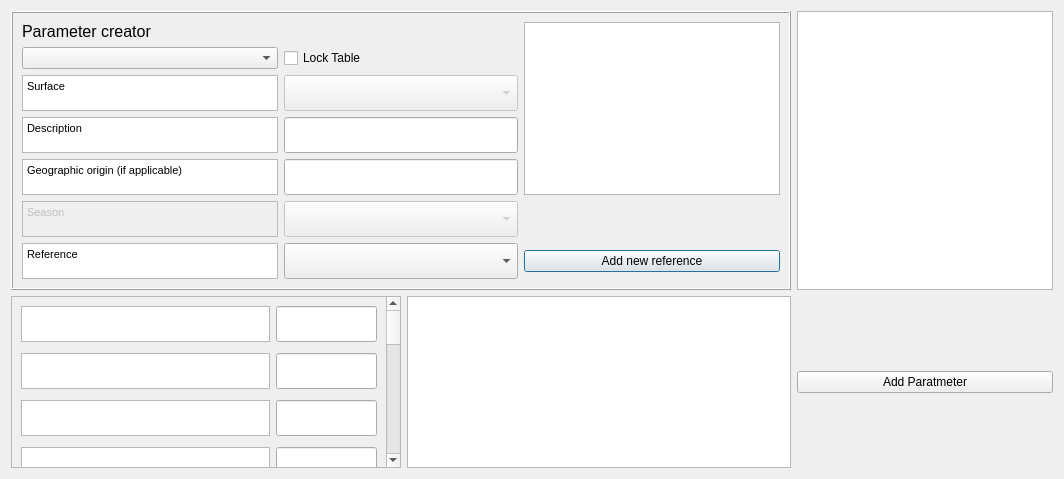
Old version of the form tabs/parameter_creator_tab.ui in the repository gusbacos/suews_database_manager.
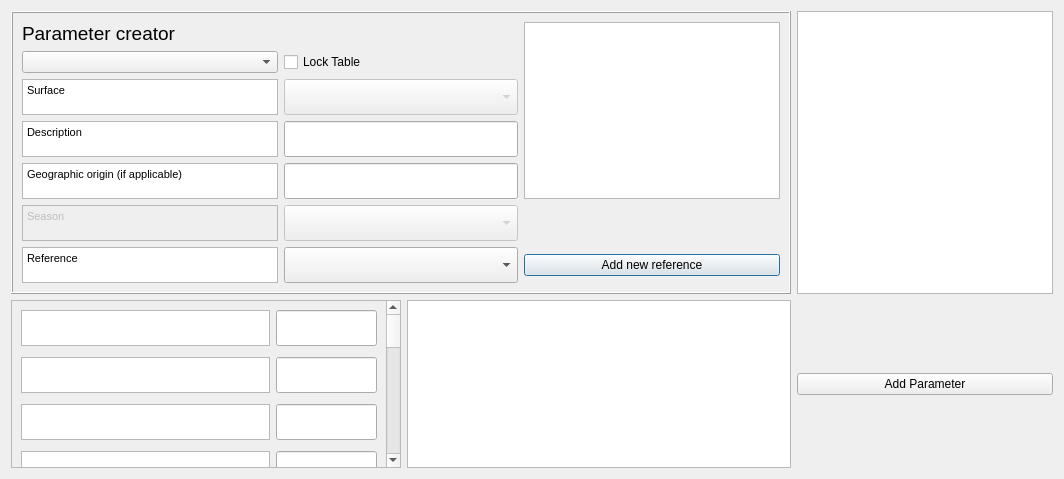
New version of the form. Custom widgets are drawn as their Qt base class.

```diff
--- a/tabs/parameter_creator_tab.ui
+++ b/tabs/parameter_creator_tab.ui
@@ -71,19 +71,26 @@
          <string>&lt;!DOCTYPE HTML PUBLIC &quot;-//W3C//DTD HTML 4.0//EN&quot; &quot;http://www.w3.org/TR/REC-html40/strict.dtd&quot;&gt;
 &lt;html&gt;&lt;head&gt;&lt;meta name=&quot;qrichtext&quot; content=&quot;1&quot; /&gt;&lt;style type=&quot;text/css&quot;&gt;
 p, li { white-space: pre-wrap; }
-&lt;/style&gt;&lt;/head&gt;&lt;body style=&quot; font-family:'MS Shell Dlg 2'; font-size:7.8pt; font-weight:400; font-style:normal;&quot;&gt;
+&lt;/style&gt;&lt;/head&gt;&lt;body style=&quot; font-family:'MS Shell Dlg 2'; font-size:12pt; font-weight:400; font-style:normal;&quot;&gt;
 &lt;p style=&quot; margin-top:0px; margin-bottom:0px; margin-left:0px; margin-right:0px; -qt-block-indent:0; text-indent:0px;&quot;&gt;&lt;span style=&quot; font-size:8pt;&quot;&gt;Description&lt;/span&gt;&lt;/p&gt;&lt;/body&gt;&lt;/html&gt;</string>
         </property>
        </widget>
       </item>
       <item row="0" column="0">
        <widget class="QLabel" name="label_42">
+        <property name="font">
+         <font>
+          <pointsize>14</pointsize>
+          <weight>50</weight>
+          <bold>false</bold>
+         </font>
+        </property>
         <property name="text">
          <string>&lt;!DOCTYPE HTML PUBLIC &quot;-//W3C//DTD HTML 4.0//EN&quot; &quot;http://www.w3.org/TR/REC-html40/strict.dtd&quot;&gt;
 &lt;html&gt;&lt;head&gt;&lt;meta name=&quot;qrichtext&quot; content=&quot;1&quot; /&gt;&lt;style type=&quot;text/css&quot;&gt;
 p, li { white-space: pre-wrap; }
-&lt;/style&gt;&lt;/head&gt;&lt;body style=&quot; font-family:'MS Shell Dlg 2'; font-size:8pt; font-weight:400; font-style:normal;&quot;&gt;
-&lt;p style=&quot; margin-top:0px; margin-bottom:0px; margin-left:0px; margin-right:0px; -qt-block-indent:0; text-indent:0px;&quot;&gt;&lt;span style=&quot; font-size:12pt;&quot;&gt;Parameter creator&lt;/span&gt;&lt;/p&gt;&lt;/body&gt;&lt;/html&gt;</string>
+&lt;/style&gt;&lt;/head&gt;&lt;body style=&quot; font-family:'MS Shell Dlg 2'; font-size:14pt; font-weight:400; font-style:normal;&quot;&gt;
+&lt;p style=&quot; margin-top:0px; margin-bottom:0px; margin-left:0px; margin-right:0px; -qt-block-indent:0; text-indent:0px;&quot;&gt;Parameter creator&lt;/p&gt;&lt;/body&gt;&lt;/html&gt;</string>
         </property>
        </widget>
       </item>
@@ -168,7 +175,7 @@
          <string>&lt;!DOCTYPE HTML PUBLIC &quot;-//W3C//DTD HTML 4.0//EN&quot; &quot;http://www.w3.org/TR/REC-html40/strict.dtd&quot;&gt;
 &lt;html&gt;&lt;head&gt;&lt;meta name=&quot;qrichtext&quot; content=&quot;1&quot; /&gt;&lt;style type=&quot;text/css&quot;&gt;
 p, li { white-space: pre-wrap; }
-&lt;/style&gt;&lt;/head&gt;&lt;body style=&quot; font-family:'MS Shell Dlg 2'; font-size:7.8pt; font-weight:400; font-style:normal;&quot;&gt;
+&lt;/style&gt;&lt;/head&gt;&lt;body style=&quot; font-family:'MS Shell Dlg 2'; font-size:12pt; font-weight:400; font-style:normal;&quot;&gt;
 &lt;p style=&quot; margin-top:0px; margin-bottom:0px; margin-left:0px; margin-right:0px; -qt-block-indent:0; text-indent:0px;&quot;&gt;&lt;span style=&quot; font-size:8pt;&quot;&gt;Geographic origin (if applicable)&lt;/span&gt;&lt;/p&gt;&lt;/body&gt;&lt;/html&gt;</string>
         </property>
        </widget>
@@ -191,7 +198,7 @@
          <string>&lt;!DOCTYPE HTML PUBLIC &quot;-//W3C//DTD HTML 4.0//EN&quot; &quot;http://www.w3.org/TR/REC-html40/strict.dtd&quot;&gt;
 &lt;html&gt;&lt;head&gt;&lt;meta name=&quot;qrichtext&quot; content=&quot;1&quot; /&gt;&lt;style type=&quot;text/css&quot;&gt;
 p, li { white-space: pre-wrap; }
-&lt;/style&gt;&lt;/head&gt;&lt;body style=&quot; font-family:'MS Shell Dlg 2'; font-size:7.8pt; font-weight:400; font-style:normal;&quot;&gt;
+&lt;/style&gt;&lt;/head&gt;&lt;body style=&quot; font-family:'MS Shell Dlg 2'; font-size:12pt; font-weight:400; font-style:normal;&quot;&gt;
 &lt;p style=&quot; margin-top:0px; margin-bottom:0px; margin-left:0px; margin-right:0px; -qt-block-indent:0; text-indent:0px;&quot;&gt;&lt;span style=&quot; font-size:8pt;&quot;&gt;Reference&lt;/span&gt;&lt;/p&gt;&lt;/body&gt;&lt;/html&gt;</string>
         </property>
        </widget>
@@ -281,7 +288,7 @@
          <string>&lt;!DOCTYPE HTML PUBLIC &quot;-//W3C//DTD HTML 4.0//EN&quot; &quot;http://www.w3.org/TR/REC-html40/strict.dtd&quot;&gt;
 &lt;html&gt;&lt;head&gt;&lt;meta name=&quot;qrichtext&quot; content=&quot;1&quot; /&gt;&lt;style type=&quot;text/css&quot;&gt;
 p, li { white-space: pre-wrap; }
-&lt;/style&gt;&lt;/head&gt;&lt;body style=&quot; font-family:'MS Shell Dlg 2'; font-size:7.8pt; font-weight:400; font-style:normal;&quot;&gt;
+&lt;/style&gt;&lt;/head&gt;&lt;body style=&quot; font-family:'MS Shell Dlg 2'; font-size:12pt; font-weight:400; font-style:normal;&quot;&gt;
 &lt;p style=&quot; margin-top:0px; margin-bottom:0px; margin-left:0px; margin-right:0px; -qt-block-indent:0; text-indent:0px;&quot;&gt;&lt;span style=&quot; font-size:8pt;&quot;&gt;Surface&lt;/span&gt;&lt;/p&gt;&lt;/body&gt;&lt;/html&gt;</string>
         </property>
        </widget>
@@ -307,7 +314,7 @@
          <string>&lt;!DOCTYPE HTML PUBLIC &quot;-//W3C//DTD HTML 4.0//EN&quot; &quot;http://www.w3.org/TR/REC-html40/strict.dtd&quot;&gt;
 &lt;html&gt;&lt;head&gt;&lt;meta name=&quot;qrichtext&quot; content=&quot;1&quot; /&gt;&lt;style type=&quot;text/css&quot;&gt;
 p, li { white-space: pre-wrap; }
-&lt;/style&gt;&lt;/head&gt;&lt;body style=&quot; font-family:'MS Shell Dlg 2'; font-size:7.8pt; font-weight:400; font-style:normal;&quot;&gt;
+&lt;/style&gt;&lt;/head&gt;&lt;body style=&quot; font-family:'MS Shell Dlg 2'; font-size:12pt; font-weight:400; font-style:normal;&quot;&gt;
 &lt;p style=&quot; margin-top:0px; margin-bottom:0px; margin-left:0px; margin-right:0px; -qt-block-indent:0; text-indent:0px;&quot;&gt;&lt;span style=&quot; font-size:8pt;&quot;&gt;Season&lt;/span&gt;&lt;/p&gt;&lt;/body&gt;&lt;/html&gt;</string>
         </property>
        </widget>
@@ -388,8 +395,8 @@
        <rect>
         <x>0</x>
         <y>0</y>
-        <width>403</width>
-        <height>718</height>
+        <width>432</width>
+        <height>714</height>
        </rect>
       </property>
       <layout class="QGridLayout" name="gridLayout_5">
@@ -596,8 +603,8 @@
             <string>&lt;!DOCTYPE HTML PUBLIC &quot;-//W3C//DTD HTML 4.0//EN&quot; &quot;http://www.w3.org/TR/REC-html40/strict.dtd&quot;&gt;
 &lt;html&gt;&lt;head&gt;&lt;meta name=&quot;qrichtext&quot; content=&quot;1&quot; /&gt;&lt;style type=&quot;text/css&quot;&gt;
 p, li { white-space: pre-wrap; }
-&lt;/style&gt;&lt;/head&gt;&lt;body style=&quot; font-family:'MS Shell Dlg 2'; font-size:7.8pt; font-weight:400; font-style:normal;&quot;&gt;
-&lt;p style=&quot;-qt-paragraph-type:empty; margin-top:0px; margin-bottom:0px; margin-left:0px; margin-right:0px; -qt-block-indent:0; text-indent:0px; font-size:12pt;&quot;&gt;&lt;br /&gt;&lt;/p&gt;&lt;/body&gt;&lt;/html&gt;</string>
+&lt;/style&gt;&lt;/head&gt;&lt;body style=&quot; font-family:'MS Shell Dlg 2'; font-size:12pt; font-weight:400; font-style:normal;&quot;&gt;
+&lt;p style=&quot;-qt-paragraph-type:empty; margin-top:0px; margin-bottom:0px; margin-left:0px; margin-right:0px; -qt-block-indent:0; text-indent:0px;&quot;&gt;&lt;br /&gt;&lt;/p&gt;&lt;/body&gt;&lt;/html&gt;</string>
            </property>
           </widget>
          </item>
@@ -655,8 +662,8 @@
             <string>&lt;!DOCTYPE HTML PUBLIC &quot;-//W3C//DTD HTML 4.0//EN&quot; &quot;http://www.w3.org/TR/REC-html40/strict.dtd&quot;&gt;
 &lt;html&gt;&lt;head&gt;&lt;meta name=&quot;qrichtext&quot; content=&quot;1&quot; /&gt;&lt;style type=&quot;text/css&quot;&gt;
 p, li { white-space: pre-wrap; }
-&lt;/style&gt;&lt;/head&gt;&lt;body style=&quot; font-family:'MS Shell Dlg 2'; font-size:7.8pt; font-weight:400; font-style:normal;&quot;&gt;
-&lt;p style=&quot;-qt-paragraph-type:empty; margin-top:0px; margin-bottom:0px; margin-left:0px; margin-right:0px; -qt-block-indent:0; text-indent:0px; font-size:12pt;&quot;&gt;&lt;br /&gt;&lt;/p&gt;&lt;/body&gt;&lt;/html&gt;</string>
+&lt;/style&gt;&lt;/head&gt;&lt;body style=&quot; font-family:'MS Shell Dlg 2'; font-size:12pt; font-weight:400; font-style:normal;&quot;&gt;
+&lt;p style=&quot;-qt-paragraph-type:empty; margin-top:0px; margin-bottom:0px; margin-left:0px; margin-right:0px; -qt-block-indent:0; text-indent:0px;&quot;&gt;&lt;br /&gt;&lt;/p&gt;&lt;/body&gt;&lt;/html&gt;</string>
            </property>
           </widget>
          </item>
@@ -714,8 +721,8 @@
             <string>&lt;!DOCTYPE HTML PUBLIC &quot;-//W3C//DTD HTML 4.0//EN&quot; &quot;http://www.w3.org/TR/REC-html40/strict.dtd&quot;&gt;
 &lt;html&gt;&lt;head&gt;&lt;meta name=&quot;qrichtext&quot; content=&quot;1&quot; /&gt;&lt;style type=&quot;text/css&quot;&gt;
 p, li { white-space: pre-wrap; }
-&lt;/style&gt;&lt;/head&gt;&lt;body style=&quot; font-family:'MS Shell Dlg 2'; font-size:7.8pt; font-weight:400; font-style:normal;&quot;&gt;
-&lt;p style=&quot;-qt-paragraph-type:empty; margin-top:0px; margin-bottom:0px; margin-left:0px; margin-right:0px; -qt-block-indent:0; text-indent:0px; font-size:12pt;&quot;&gt;&lt;br /&gt;&lt;/p&gt;&lt;/body&gt;&lt;/html&gt;</string>
+&lt;/style&gt;&lt;/head&gt;&lt;body style=&quot; font-family:'MS Shell Dlg 2'; font-size:12pt; font-weight:400; font-style:normal;&quot;&gt;
+&lt;p style=&quot;-qt-paragraph-type:empty; margin-top:0px; margin-bottom:0px; margin-left:0px; margin-right:0px; -qt-block-indent:0; text-indent:0px;&quot;&gt;&lt;br /&gt;&lt;/p&gt;&lt;/body&gt;&lt;/html&gt;</string>
            </property>
           </widget>
          </item>
@@ -773,8 +780,8 @@
             <string>&lt;!DOCTYPE HTML PUBLIC &quot;-//W3C//DTD HTML 4.0//EN&quot; &quot;http://www.w3.org/TR/REC-html40/strict.dtd&quot;&gt;
 &lt;html&gt;&lt;head&gt;&lt;meta name=&quot;qrichtext&quot; content=&quot;1&quot; /&gt;&lt;style type=&quot;text/css&quot;&gt;
 p, li { white-space: pre-wrap; }
-&lt;/style&gt;&lt;/head&gt;&lt;body style=&quot; font-family:'MS Shell Dlg 2'; font-size:7.8pt; font-weight:400; font-style:normal;&quot;&gt;
-&lt;p style=&quot;-qt-paragraph-type:empty; margin-top:0px; margin-bottom:0px; margin-left:0px; margin-right:0px; -qt-block-indent:0; text-indent:0px; font-size:12pt;&quot;&gt;&lt;br /&gt;&lt;/p&gt;&lt;/body&gt;&lt;/html&gt;</string>
+&lt;/style&gt;&lt;/head&gt;&lt;body style=&quot; font-family:'MS Shell Dlg 2'; font-size:12pt; font-weight:400; font-style:normal;&quot;&gt;
+&lt;p style=&quot;-qt-paragraph-type:empty; margin-top:0px; margin-bottom:0px; margin-left:0px; margin-right:0px; -qt-block-indent:0; text-indent:0px;&quot;&gt;&lt;br /&gt;&lt;/p&gt;&lt;/body&gt;&lt;/html&gt;</string>
            </property>
           </widget>
          </item>
@@ -977,7 +984,7 @@
         <bool>true</bool>
        </property>
        <property name="text">
-        <string>Add Paratmeter</string>
+        <string>Add Parameter</string>
        </property>
       </widget>
      </item>
```
Left out of the diff: 44 changed lines with no effect on the pictures.
